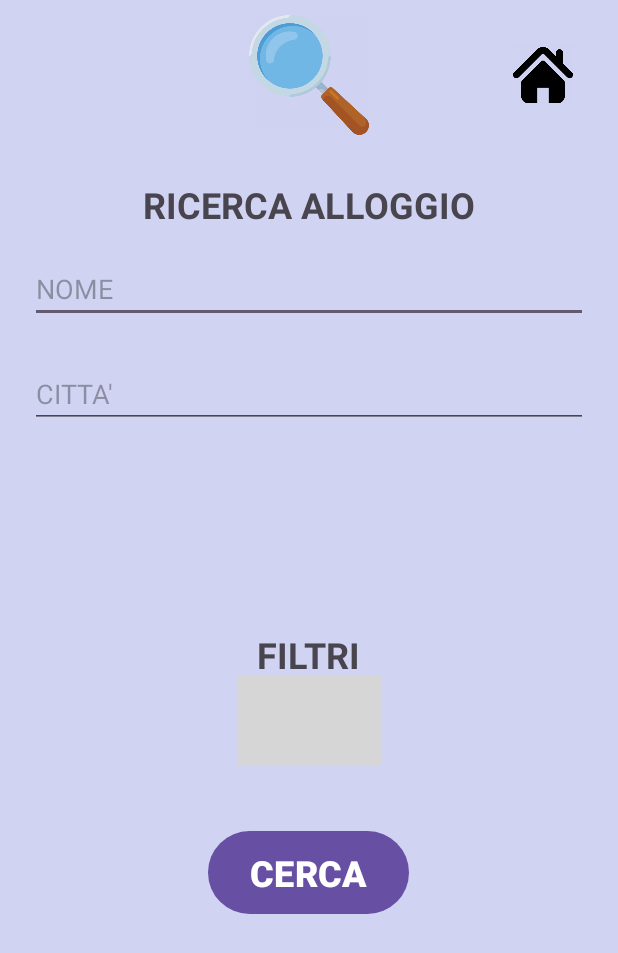
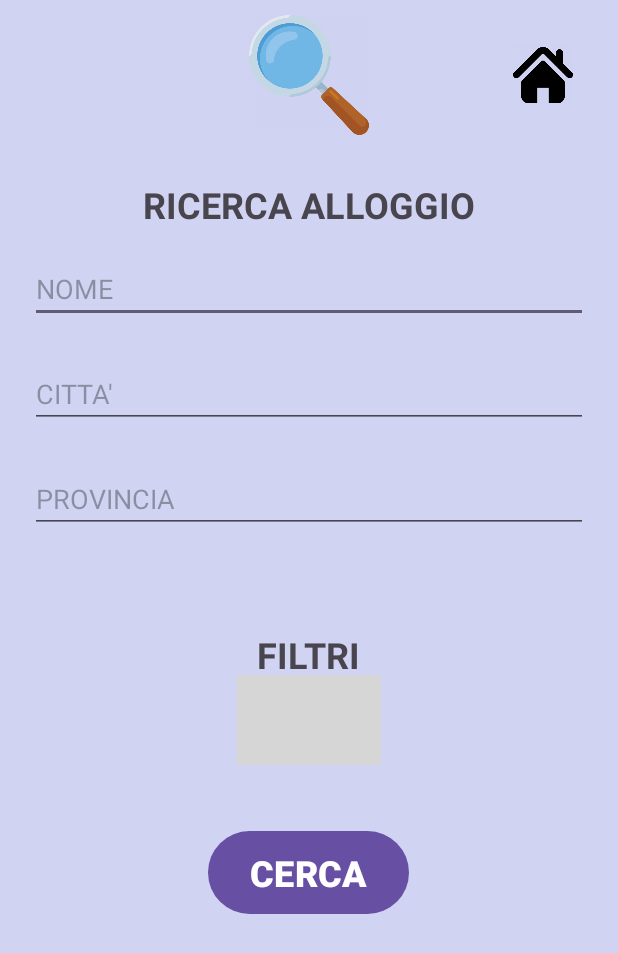
Before and after one commit to SamueBio/Progetto_IS, an Android app: the Cerca screen opened directly, with no data from a screen before it, on a phone screen of 412 x 824 dp. Shown: the top 953 px of the screen. Run offline under Robolectric (Android 15) with nearby library versions, the phone set to English and light mode, and no system bars; grey boxes are pictures that could not be loaded.

Commit message:
commit & push

```diff
--- a/app/src/main/java/com/example/myapplication/Cerca.java
+++ b/app/src/main/java/com/example/myapplication/Cerca.java
@@ -41,6 +41,7 @@ public class Cerca extends AppCompatActivity {
     private static GlobalData instance;
     private EditText nomeSearch;
     private EditText geographicArea;
+    private EditText provincia;
     private TextView backk;
     private TextView nomeAll;
     private TextView inviaRichiesta;
@@ -65,6 +66,7 @@ public class Cerca extends AppCompatActivity {
         searchButton = findViewById(R.id.searchButton);
         filtri= findViewById(R.id.filtri);
         geographicArea = findViewById(R.id.geographicArea);
+        provincia = findViewById(R.id.provincia);
         home = (ImageButton) findViewById(R.id.house);
 
         // Inizializza l'adattatore con la lista completa degli alloggi
@@ -93,7 +95,6 @@ public class Cerca extends AppCompatActivity {
 
     /*
     * In this popup there aren't:
-    *   countryFair
     *   otherServices (String field)
     *
     * */
@@ -469,6 +470,7 @@ public class Cerca extends AppCompatActivity {
         Accommodation accommodation = GlobalData.getInstance().getAccommodation();
         accommodation.setName(nomeSearch.getText().toString().toUpperCase());
         accommodation.setTown(geographicArea.getText().toString().toUpperCase());
+        accommodation.setProvince(provincia.getText().toString().toUpperCase());
 
 
         /*
--- a/app/src/main/res/layout/cerca.xml
+++ b/app/src/main/res/layout/cerca.xml
@@ -55,6 +55,17 @@
         android:layout_marginRight="20dp"
         android:hint="CITTA'" />
 
+    <EditText
+        android:id="@+id/provincia"
+        android:layout_width="match_parent"
+        android:layout_height="wrap_content"
+        android:layout_alignParentTop="true"
+        android:layout_centerHorizontal="true"
+        android:layout_marginLeft="20dp"
+        android:layout_marginTop="310dp"
+        android:layout_marginRight="20dp"
+        android:hint="PROVINCIA" />
+
     <TextView
         android:id="@+id/filt"
         android:layout_width="wrap_content"
```
